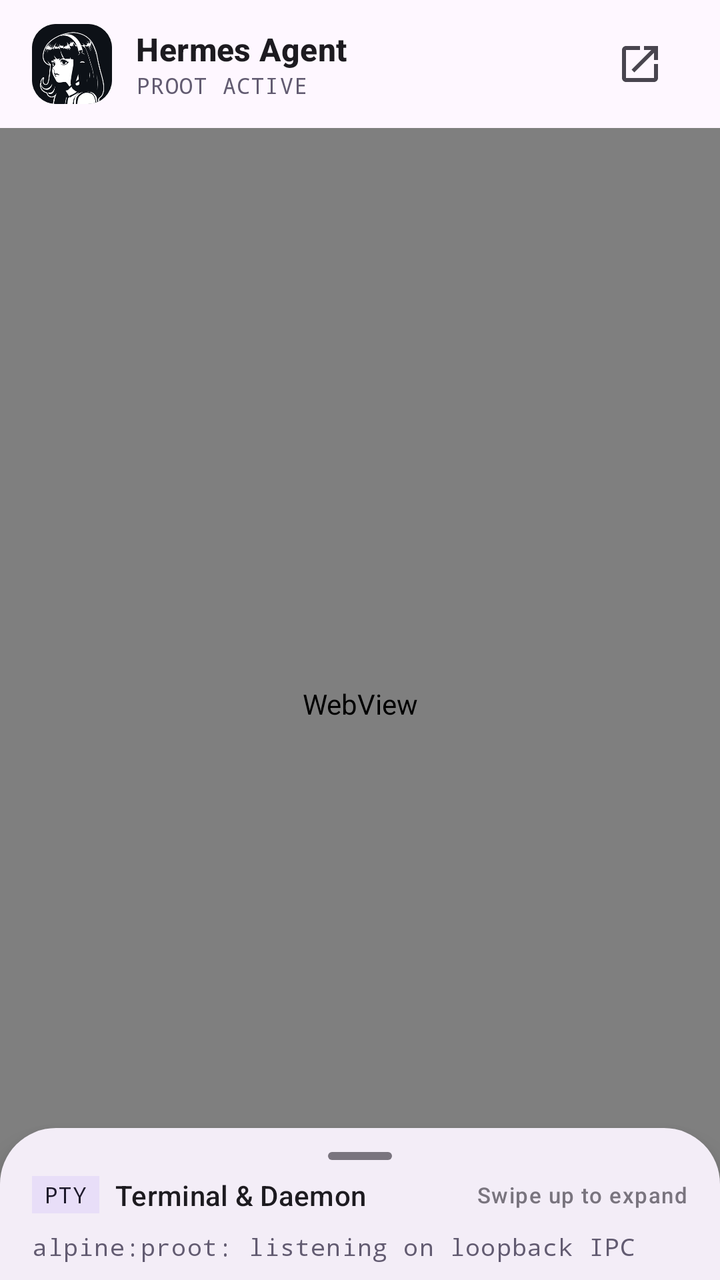
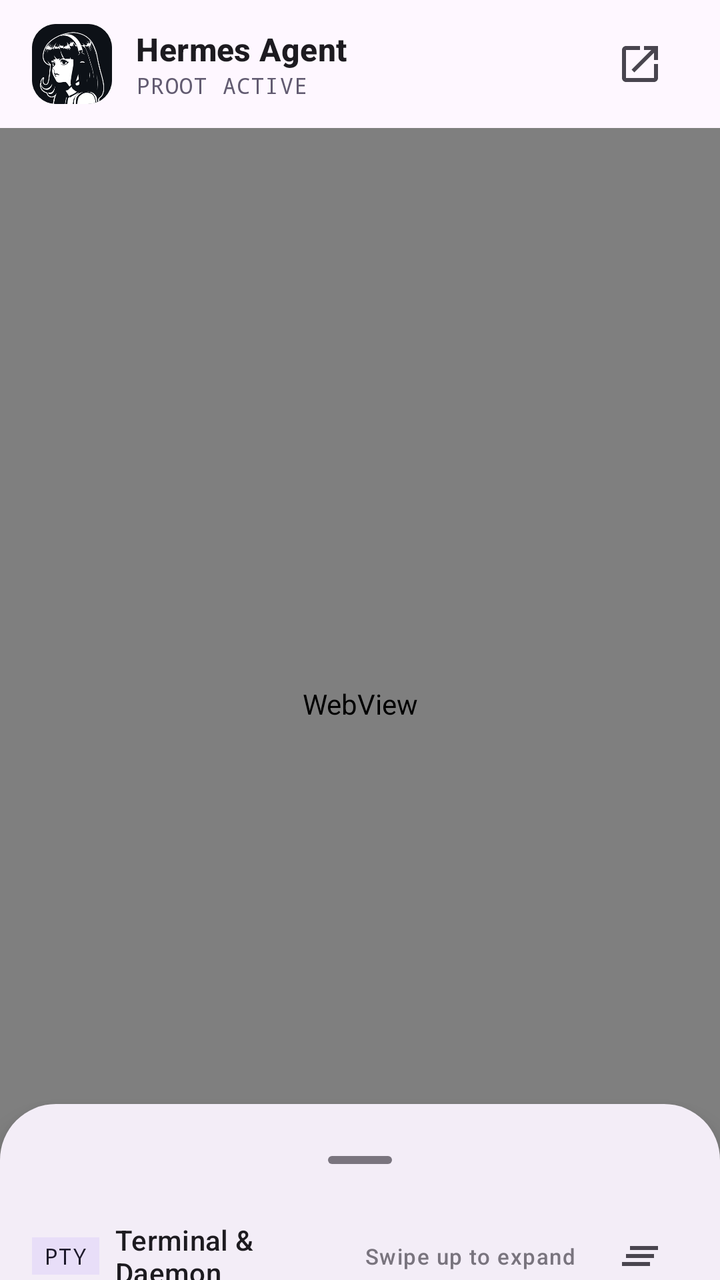

Before-and-after screenshots of an Android layout around one commit, followed by the original layout XML and the change that was made.
<!-- AndroidManifest.xml: application theme Theme.Material3.DayNight.NoActionBar -->
<!-- res/layout/activity_main.xml -->
<?xml version="1.0" encoding="utf-8"?>
<androidx.coordinatorlayout.widget.CoordinatorLayout xmlns:android="http://schemas.android.com/apk/res/android"
    xmlns:app="http://schemas.android.com/apk/res-auto"
    xmlns:tools="http://schemas.android.com/tools"
    android:id="@+id/coordinatorLayout"
    android:layout_width="match_parent"
    android:layout_height="match_parent"
    android:background="?attr/colorSurface">

    <com.google.android.material.appbar.AppBarLayout
        android:id="@+id/appBarLayout"
        android:layout_width="match_parent"
        android:layout_height="wrap_content"
        android:background="?attr/colorSurface">

        <com.google.android.material.appbar.MaterialToolbar
            android:id="@+id/topAppBar"
            android:layout_width="match_parent"
            android:layout_height="64dp"
            android:paddingStart="16dp"
            android:paddingEnd="16dp"
            app:contentInsetStart="0dp">

            <LinearLayout
                android:layout_width="match_parent"
                android:layout_height="match_parent"
                android:gravity="center_vertical"
                android:orientation="horizontal">

                <ImageView
                    android:id="@+id/headerAvatar"
                    android:layout_width="40dp"
                    android:layout_height="40dp"
                    android:background="@drawable/avatar_background"
                    android:clipToOutline="true"
                    android:contentDescription="@string/app_name"
                    android:scaleType="centerCrop"
                    android:src="@drawable/ic_hermes_avatar" />

                <LinearLayout
                    android:layout_width="0dp"
                    android:layout_height="wrap_content"
                    android:layout_marginStart="12dp"
                    android:layout_weight="1"
                    android:orientation="vertical">

                    <TextView
                        android:id="@+id/headerTitle"
                        android:layout_width="wrap_content"
                        android:layout_height="wrap_content"
                        android:text="@string/app_name"
                        android:textAppearance="?attr/textAppearanceTitleMedium"
                        android:textColor="?attr/colorOnSurface"
                        android:textStyle="bold" />

                    <TextView
                        android:id="@+id/headerSubtitle"
                        android:layout_width="wrap_content"
                        android:layout_height="wrap_content"
                        android:fontFamily="monospace"
                        android:text="@string/status_proot_active"
                        android:textAppearance="?attr/textAppearanceLabelSmall"
                        android:textColor="?attr/colorSecondary" />
                </LinearLayout>

                <ImageButton
                    android:id="@+id/btnToggleTerminal"
                    android:layout_width="48dp"
                    android:layout_height="48dp"
                    android:background="?attr/selectableItemBackgroundBorderless"
                    android:contentDescription="@string/terminal_sheet_title"
                    android:src="@drawable/ic_hermes_open"
                    app:tint="?attr/colorOnSurfaceVariant" />
            </LinearLayout>
        </com.google.android.material.appbar.MaterialToolbar>
    </com.google.android.material.appbar.AppBarLayout>

    <FrameLayout
        android:id="@+id/webViewContainer"
        android:layout_width="match_parent"
        android:layout_height="match_parent"
        app:layout_behavior="@string/appbar_scrolling_view_behavior">

        <WebView
            android:id="@+id/webView"
            android:layout_width="match_parent"
            android:layout_height="match_parent" />
    </FrameLayout>

    
    <LinearLayout
        android:id="@+id/terminalBottomSheet"
        android:layout_width="match_parent"
        android:layout_height="wrap_content"
        android:background="@drawable/bottom_sheet_background"
        android:clickable="true"
        android:elevation="8dp"
        android:focusable="true"
        android:orientation="vertical"
        android:paddingStart="16dp"
        android:paddingTop="8dp"
        android:paddingEnd="16dp"
        android:paddingBottom="24dp"
        app:behavior_hideable="false"
        app:behavior_peekHeight="76dp"
        app:layout_behavior="com.google.android.material.bottomsheet.BottomSheetBehavior">

        <View
            android:layout_width="32dp"
            android:layout_height="4dp"
            android:layout_gravity="center_horizontal"
            android:layout_marginTop="4dp"
            android:layout_marginBottom="8dp"
            android:background="@drawable/ic_drag_handle" />

        <LinearLayout
            android:layout_width="match_parent"
            android:layout_height="wrap_content"
            android:gravity="center_vertical"
            android:orientation="horizontal">

            <TextView
                android:layout_width="wrap_content"
                android:layout_height="wrap_content"
                android:background="?attr/colorSecondaryContainer"
                android:fontFamily="monospace"
                android:paddingStart="6dp"
                android:paddingTop="2dp"
                android:paddingEnd="6dp"
                android:paddingBottom="2dp"
                android:text="@string/terminal_sheet_pty_badge"
                android:textAppearance="?attr/textAppearanceLabelSmall"
                android:textColor="?attr/colorOnSecondaryContainer" />

            <TextView
                android:layout_width="0dp"
                android:layout_height="wrap_content"
                android:layout_marginStart="8dp"
                android:layout_weight="1"
                android:text="@string/terminal_sheet_title"
                android:textAppearance="?attr/textAppearanceTitleSmall"
                android:textColor="?attr/colorOnSurface" />

            <TextView
                android:layout_width="wrap_content"
                android:layout_height="wrap_content"
                android:text="@string/terminal_sheet_hint"
                android:textAppearance="?attr/textAppearanceLabelSmall"
                android:textColor="?attr/colorOutline" />
        </LinearLayout>

        <TextView
            android:id="@+id/terminalMiniConsole"
            android:layout_width="match_parent"
            android:layout_height="wrap_content"
            android:layout_marginTop="8dp"
            android:fontFamily="monospace"
            android:text="@string/terminal_sheet_default_log"
            android:textAppearance="?attr/textAppearanceBodySmall"
            android:textColor="?attr/colorSecondary" />
    </LinearLayout>

</androidx.coordinatorlayout.widget.CoordinatorLayout>
<!-- resources referenced by this layout -->
<resources>
  <!-- drawable avatar_background (drawable) -->
  <?xml version="1.0" encoding="utf-8"?>
  <shape xmlns:android="http://schemas.android.com/apk/res/android"
      android:shape="rectangle">
      <corners android:radius="12dp" />
      <solid android:color="#0D1117" />
  </shape>
  <!-- drawable bottom_sheet_background (drawable) -->
  <?xml version="1.0" encoding="utf-8"?>
  <shape xmlns:android="http://schemas.android.com/apk/res/android"
      android:shape="rectangle">
      <corners
          android:topLeftRadius="28dp"
          android:topRightRadius="28dp" />
      <solid android:color="?attr/colorSurfaceContainer" />
  </shape>
  <!-- drawable ic_drag_handle (drawable) -->
  <?xml version="1.0" encoding="utf-8"?>
  <shape xmlns:android="http://schemas.android.com/apk/res/android"
      android:shape="rectangle">
      <size
          android:width="32dp"
          android:height="4dp" />
      <corners android:radius="2dp" />
      <solid android:color="?attr/colorOutline" />
  </shape>
  <!-- drawable ic_hermes_avatar: png bitmap (drawable-nodpi, 18473 bytes) -->
  <!-- drawable ic_hermes_open (drawable) -->
  <?xml version="1.0" encoding="utf-8"?>
  <vector xmlns:android="http://schemas.android.com/apk/res/android"
      android:width="24dp"
      android:height="24dp"
      android:viewportWidth="24"
      android:viewportHeight="24">
      <path
          android:fillColor="@android:color/white"
          android:pathData="M19,19H5V5H12V3H5C3.89,3 3,3.9 3,5V19C3,20.1 3.89,21 5,21H19C20.1,21 21,20.1 21,19V12H19V19ZM14,3V5H17.59L7.76,14.83L9.17,16.24L19,6.41V10H21V3H14Z" />
  </vector>
  <string name="app_name">Hermes Agent</string>
  <string name="status_proot_active">PROOT ACTIVE</string>
  <string name="terminal_sheet_default_log">alpine:proot: listening on loopback IPC</string>
  <string name="terminal_sheet_hint">Swipe up to expand</string>
  <string name="terminal_sheet_pty_badge">PTY</string>
  <string name="terminal_sheet_title">Terminal &amp; Daemon</string>
</resources>

<!-- the commit's change to res/layout/activity_main.xml (unified diff, before → after) -->
@@ -98,28 +98,38 @@
         android:focusable="true"
         android:orientation="vertical"
         android:paddingStart="16dp"
-        android:paddingTop="8dp"
+        android:paddingTop="4dp"
         android:paddingEnd="16dp"
-        android:paddingBottom="24dp"
+        android:paddingBottom="16dp"
         app:behavior_hideable="false"
-        app:behavior_peekHeight="76dp"
+        app:behavior_peekHeight="88dp"
         app:layout_behavior="com.google.android.material.bottomsheet.BottomSheetBehavior">
 
-        <View
-            android:layout_width="32dp"
-            android:layout_height="4dp"
-            android:layout_gravity="center_horizontal"
-            android:layout_marginTop="4dp"
-            android:layout_marginBottom="8dp"
-            android:background="@drawable/ic_drag_handle" />
+        <FrameLayout
+            android:id="@+id/terminalDragHandle"
+            android:layout_width="match_parent"
+            android:layout_height="48dp"
+            android:background="?attr/selectableItemBackgroundBorderless"
+            android:clickable="true"
+            android:contentDescription="@string/terminal_drag_handle_description"
+            android:focusable="true">
+
+            <View
+                android:layout_width="32dp"
+                android:layout_height="4dp"
+                android:layout_gravity="center"
+                android:background="@drawable/ic_drag_handle" />
+        </FrameLayout>
 
         <LinearLayout
+            android:id="@+id/terminalHeaderRow"
             android:layout_width="match_parent"
             android:layout_height="wrap_content"
             android:gravity="center_vertical"
             android:orientation="horizontal">
 
             <TextView
+                android:id="@+id/terminalPtyBadge"
                 android:layout_width="wrap_content"
                 android:layout_height="wrap_content"
                 android:background="?attr/colorSecondaryContainer"
@@ -133,6 +143,7 @@
                 android:textColor="?attr/colorOnSecondaryContainer" />
 
             <TextView
+                android:id="@+id/terminalSheetTitle"
                 android:layout_width="0dp"
                 android:layout_height="wrap_content"
                 android:layout_marginStart="8dp"
@@ -142,22 +153,46 @@
                 android:textColor="?attr/colorOnSurface" />
 
             <TextView
+                android:id="@+id/terminalOverflowBadge"
+                android:layout_width="wrap_content"
+                android:layout_height="wrap_content"
+                android:layout_marginEnd="8dp"
+                android:background="?attr/colorErrorContainer"
+                android:fontFamily="monospace"
+                android:paddingStart="6dp"
+                android:paddingTop="2dp"
+                android:paddingEnd="6dp"
+                android:paddingBottom="2dp"
+                android:text="@string/terminal_overflow_badge"
+                android:textAppearance="?attr/textAppearanceLabelSmall"
+                android:textColor="?attr/colorOnErrorContainer"
+                android:visibility="gone" />
+
+            <TextView
+                android:id="@+id/terminalSheetHint"
                 android:layout_width="wrap_content"
                 android:layout_height="wrap_content"
                 android:text="@string/terminal_sheet_hint"
                 android:textAppearance="?attr/textAppearanceLabelSmall"
                 android:textColor="?attr/colorOutline" />
+
+            <ImageButton
+                android:id="@+id/btnClearTerminal"
+                android:layout_width="48dp"
+                android:layout_height="48dp"
+                android:layout_marginStart="8dp"
+                android:background="?attr/selectableItemBackgroundBorderless"
+                android:contentDescription="@string/terminal_action_clear"
+                android:src="@drawable/ic_terminal_clear"
+                app:tint="?attr/colorOnSurfaceVariant" />
         </LinearLayout>
 
-        <TextView
-            android:id="@+id/terminalMiniConsole"
+        <ai.hermes.mobile.terminal.TerminalView
+            android:id="@+id/terminalView"
             android:layout_width="match_parent"
-            android:layout_height="wrap_content"
+            android:layout_height="0dp"
             android:layout_marginTop="8dp"
-            android:fontFamily="monospace"
-            android:text="@string/terminal_sheet_default_log"
-            android:textAppearance="?attr/textAppearanceBodySmall"
-            android:textColor="?attr/colorSecondary" />
+            android:layout_weight="1" />
     </LinearLayout>
 
 </androidx.coordinatorlayout.widget.CoordinatorLayout>
<!-- resource entries referenced after the edit -->
@@ -38,9 +38,22 @@
           android:fillColor="@android:color/white"
           android:pathData="M19,19H5V5H12V3H5C3.89,3 3,3.9 3,5V19C3,20.1 3.89,21 5,21H19C20.1,21 21,20.1 21,19V12H19V19ZM14,3V5H17.59L7.76,14.83L9.17,16.24L19,6.41V10H21V3H14Z" />
   </vector>
+  <!-- drawable ic_terminal_clear (drawable) -->
+  <?xml version="1.0" encoding="utf-8"?>
+  <vector xmlns:android="http://schemas.android.com/apk/res/android"
+      android:width="24dp"
+      android:height="24dp"
+      android:viewportWidth="24"
+      android:viewportHeight="24">
+      <path
+          android:fillColor="@android:color/white"
+          android:pathData="M5,13H19V11H5V13ZM3,17H17V15H3V17ZM7,7V9H21V7H7Z" />
+  </vector>
   <string name="app_name">Hermes Agent</string>
   <string name="status_proot_active">PROOT ACTIVE</string>
-  <string name="terminal_sheet_default_log">alpine:proot: listening on loopback IPC</string>
+  <string name="terminal_action_clear">Clear terminal</string>
+  <string name="terminal_drag_handle_description">Toggle terminal drawer</string>
+  <string name="terminal_overflow_badge">64KB+</string>
   <string name="terminal_sheet_hint">Swipe up to expand</string>
   <string name="terminal_sheet_pty_badge">PTY</string>
   <string name="terminal_sheet_title">Terminal &amp; Daemon</string>
